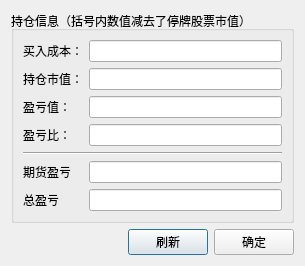
unit-xx/xfiles, file dev/easytrader/positioninfoui.ui: the form before one commit.
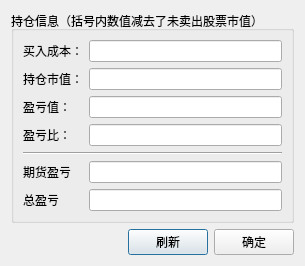
The form after the commit.

Diff of the .ui file:
```diff
--- a/dev/easytrader/positioninfoui.ui
+++ b/dev/easytrader/positioninfoui.ui
@@ -20,7 +20,7 @@
    <item row="0" column="0" colspan="3">
     <widget class="QGroupBox" name="groupBox">
      <property name="title">
-      <string>持仓信息（括号内数值减去了停牌股票市值）</string>
+      <string>持仓信息（括号内数值减去了未卖出股票市值）</string>
      </property>
      <layout class="QGridLayout" name="gridLayout_2">
       <item row="0" column="0">
```
Left out of the diff: 2 changed lines with no effect on the pictures.
